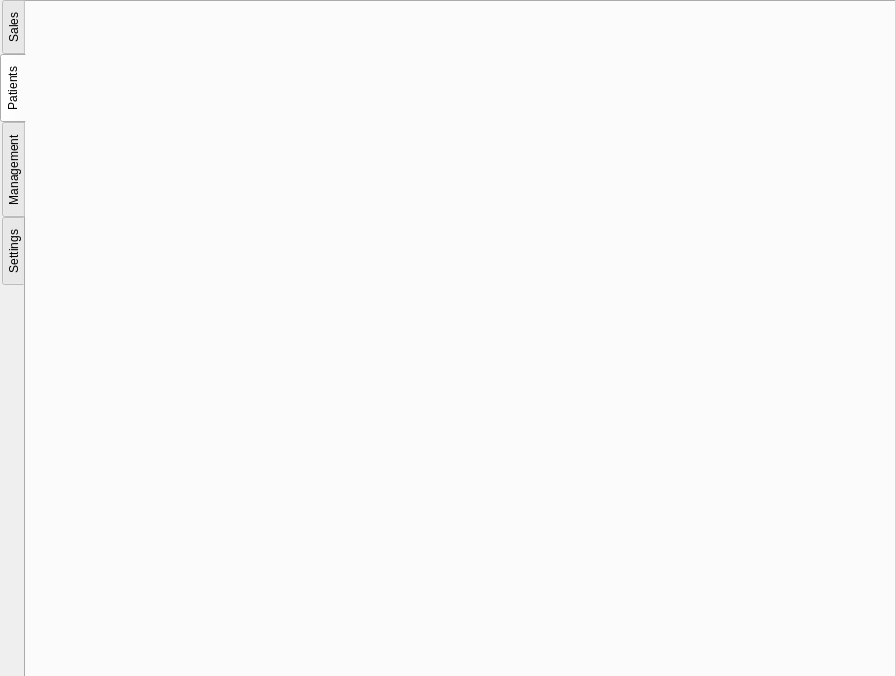
Before: the Qt Designer form mainwindow.ui in WNewsome/Pharmaceutical-Point-of-Sale, drawn with Qt 5.
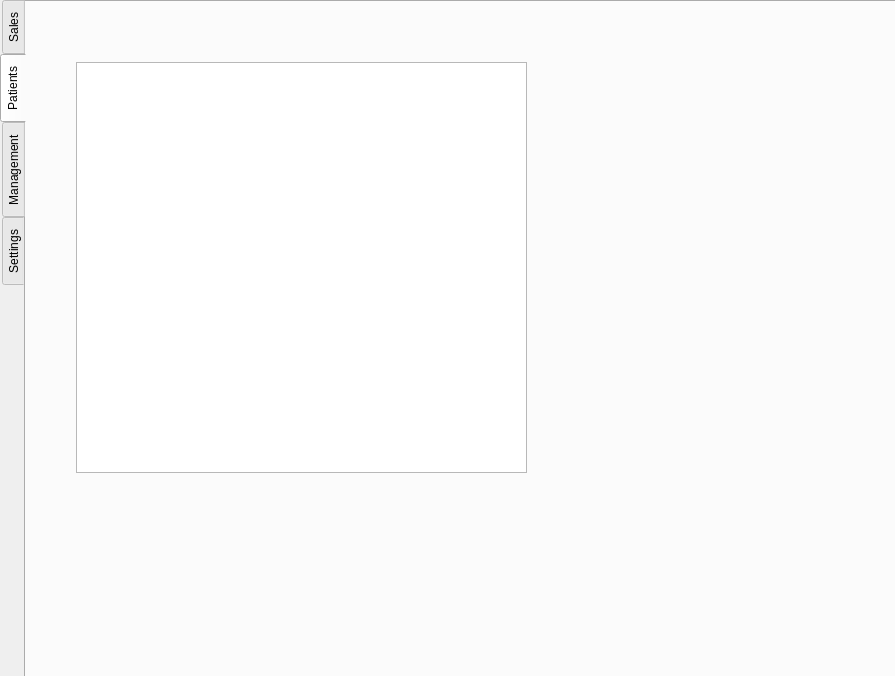
After: the same form once the commit is applied. The open tabs and pages were chosen to show the change.

Commit message: loading all patients in DB to the patients screen

The edit to the form file:
```diff
--- a/mainwindow.ui
+++ b/mainwindow.ui
@@ -180,6 +180,16 @@
      <attribute name="title">
       <string>Patients</string>
      </attribute>
+     <widget class="QListWidget" name="patientsListView">
+      <property name="geometry">
+       <rect>
+        <x>50</x>
+        <y>60</y>
+        <width>451</width>
+        <height>411</height>
+       </rect>
+      </property>
+     </widget>
     </widget>
     <widget class="QWidget" name="tab_3">
      <attribute name="title">
```
Left out of the diff: 2 changed lines with no effect on the pictures. The commit also changes 1 other file.
